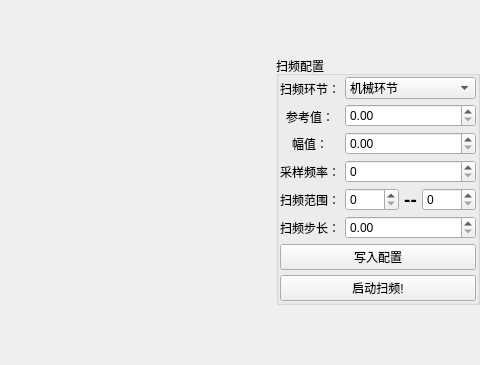
Qt form toolbox/sweeping/sweepingwindow.ui (whjdark/Happy-Drive) before a commit; both pictures show x 720 to 1200 and y 219 to 584 of the 1200 by 800 pixel window.
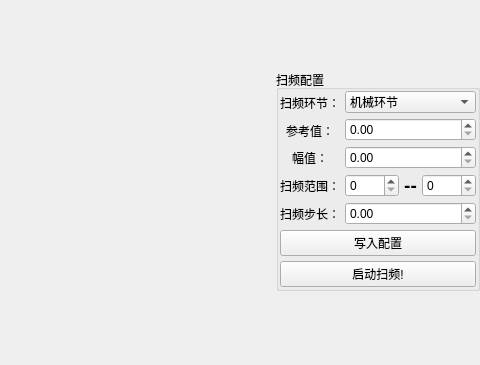
The same form after that commit. Icons and pictures are not drawn. Custom widgets are drawn as their Qt base class.

Diff of the .ui file:
```diff
--- a/toolbox/sweeping/sweepingwindow.ui
+++ b/toolbox/sweeping/sweepingwindow.ui
@@ -98,16 +98,6 @@
              </property>
             </widget>
            </item>
-           <item>
-            <widget class="QLabel" name="sampleFreqLbl">
-             <property name="text">
-              <string>采样频率：</string>
-             </property>
-             <property name="alignment">
-              <set>Qt::AlignCenter</set>
-             </property>
-            </widget>
-           </item>
            <item>
             <widget class="QLabel" name="freqRangeLbl">
              <property name="text">
@@ -155,13 +145,6 @@
            <item>
             <widget class="QDoubleSpinBox" name="amDoubleSpinBox"/>
            </item>
-           <item>
-            <widget class="QSpinBox" name="freqRangeMinSpinBox_2">
-             <property name="maximum">
-              <number>10000</number>
-             </property>
-            </widget>
-           </item>
            <item>
             <layout class="QHBoxLayout" name="horizontalLayout">
              <item>
```
Left out of the diff: 4 changed lines with no effect on the pictures.
